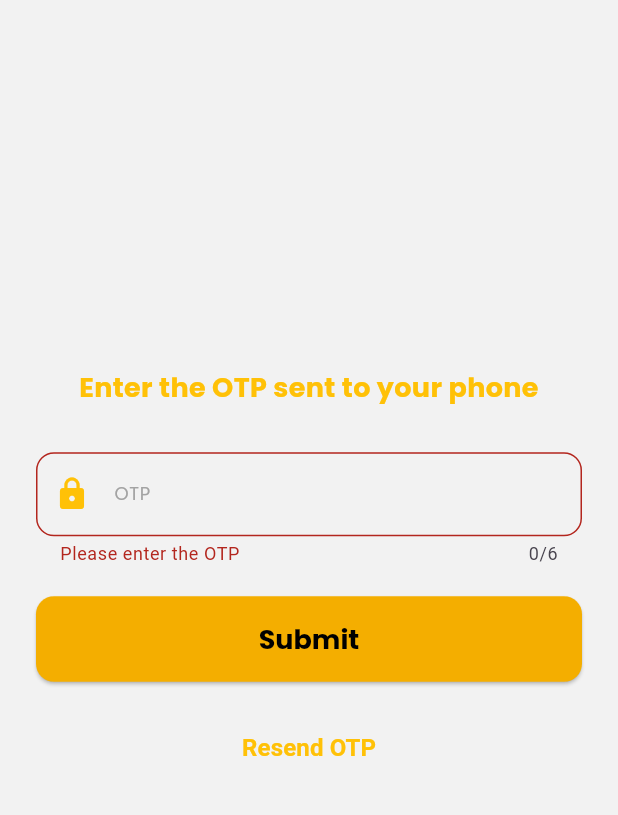
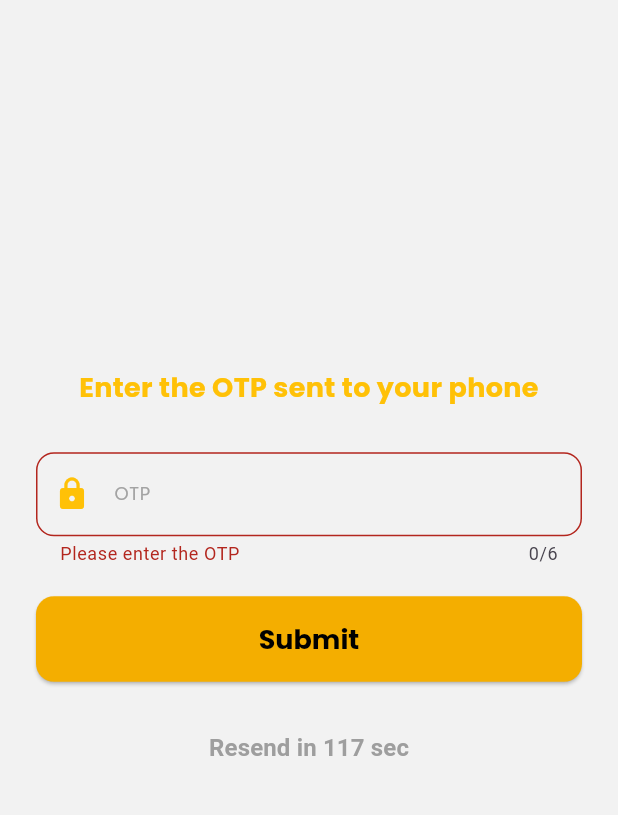
Before and after one commit to Webscicle-Technology-Solution/nandi_app_production, a Flutter app: the OtpPage screen opened directly, after a tap on "Submit", on a phone screen of 412 x 824 dp, the part 87-902 px from its top. Run offline on Flutter 3.47's test engine with Material 3 defaults, Android fonts, the phone set to English and light mode, and no system bars; our stand-ins replace better_player_plus, dio, equatable, firebase_core, firebase_messaging, flutter_dotenv and 8 more; missing offline and left inert: telephony; accounts and stored records are empty; network calls fail.

Commit message:
resend otp build for register,but the service is not calling second time

```diff
--- a/lib/pages/otp_page.dart
+++ b/lib/pages/otp_page.dart
@@ -324,6 +324,8 @@
 
 
 
+import 'dart:async';
+
 import 'package:firebase_messaging/firebase_messaging.dart';
 import 'package:flutter/material.dart';
 import 'package:flutter_riverpod/flutter_riverpod.dart';
@@ -331,6 +333,8 @@ import 'package:nandiott_flutter/app/widgets/customappbar.dart';
 import 'package:nandiott_flutter/app/widgets/custombottombar.dart';
 import 'package:nandiott_flutter/app/widgets/customerror_message.dart';
 import 'package:nandiott_flutter/features/auth/providers/auth_provider.dart';
+import 'package:nandiott_flutter/features/auth/signup_page.dart';
+import 'package:nandiott_flutter/providers/otp_provider.dart';
 import 'package:telephony/telephony.dart';
 
 class OtpPage extends ConsumerStatefulWidget {
@@ -356,6 +360,9 @@ class OtpPage extends ConsumerStatefulWidget {
 }
 
 class _OtpPageState extends ConsumerState<OtpPage> {
+  bool isButtonDisabled=true;
+  int secondsRemainig=120;
+  Timer? timer;
   String? deviceToken;
   final _otpController = TextEditingController();
   final _formKey = GlobalKey<FormState>();
@@ -371,6 +378,7 @@ setState(() {
 }
   @override
   void initState() {
+    startTimer();
     getToken();
     super.initState();
     _listenForSms();
@@ -414,7 +422,27 @@ setState(() {
       );
     }
   }
+//Resend opt timer setting
+void startTimer(){
+  setState(() {
+    isButtonDisabled=true;
+    secondsRemainig=120;
+  });
+  timer=Timer.periodic(Duration(seconds: 1), (timer){
+if(secondsRemainig==0){
+  timer.cancel();
+  setState(() {
+    isButtonDisabled=false;
+  });
 
+} else{
+  setState(() {
+      secondsRemainig--;
+
+  });
+}
+  });
+}
   @override
   void dispose() {
     //telephony.removeListener();  // Unregister SMS listener to avoid leaks
@@ -485,7 +513,25 @@ setState(() {
                 Column(
                   children: [
                     const SizedBox(height: 20),
-                    ErrorText(errorMessage: authState.errorMessage!),
+                    Row(
+                      children: [
+                        ErrorText(errorMessage: authState.errorMessage!),
+                        TextButton(onPressed: (){
+                          Navigator.pop(context);
+                        }, child: Text("Go Back",
+                          style: TextStyle(
+                    color: Colors.amber,
+                    fontWeight: FontWeight.bold,
+                    fontSize: 16,
+                  ),
+
+
+                        ))
+                      ],
+                    ),
+                    const SizedBox(height: 20),
+
+
                   ],
                 ),
               ElevatedButton(
@@ -519,15 +565,30 @@ setState(() {
               ),
               const SizedBox(height: 20),
               TextButton(
-                onPressed: () {
-                  ScaffoldMessenger.of(context).showSnackBar(
+                onPressed: isButtonDisabled?null: () async {
+                  startTimer();
+                    final otpResponse = await ref.watch(
+                                            sentOtpProvider(OtpDetailParameter(
+                                                    phone:phoneController.text
+                                                       ))
+                                                .future);
+
+                                                           if (otpResponse ==
+                                            'Otp sent successfully') {
+                                                                ScaffoldMessenger.of(context).showSnackBar(
                     SnackBar(content: Text('OTP Resent')),
                   );
+                                            }
+                                            else{
+      ScaffoldMessenger.of(context).showSnackBar( SnackBar(content: Text('Unable to send Otp. Please try again later')));
+                                            }
+
+
                 },
                 child: Text(
-                  'Resend OTP',
+                  isButtonDisabled?'Resend in $secondsRemainig sec': 'Resend OTP ?',
                   style: TextStyle(
-                    color: Colors.amber,
+                    color: isButtonDisabled? Colors.grey : Colors.amber,
                     fontWeight: FontWeight.bold,
                     fontSize: 16,
                   ),
--- a/lib/pages/tv_searchPage.dart
+++ b/lib/pages/tv_searchPage.dart
@@ -6,8 +6,6 @@ import 'package:nandiott_flutter/app/widgets/film_card_widget.dart';
 import 'package:nandiott_flutter/models/movie_model.dart';
 import 'package:nandiott_flutter/pages/detail_page.dart';
 import 'package:nandiott_flutter/providers/search_provider.dart';
-import 'package:nandiott_flutter/utils/appstyle.dart';
-import 'package:nandiott_flutter/utils/Device_size.dart';
 
 // Providers
 final searchQueryProvider = StateProvider<String>((ref) => '');
```
Also changed, not shown: lib/features/auth/signup_page.dart (+30 -20 lines).
